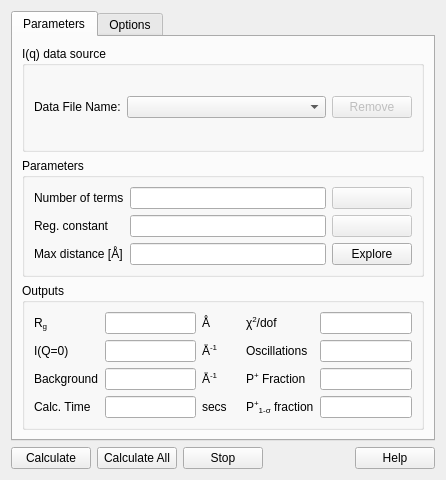
First picture: the form in src/sas/qtgui/Perspectives/Inversion/UI/TabbedInversionUI.ui, repository SasView/sasview, before the edit.
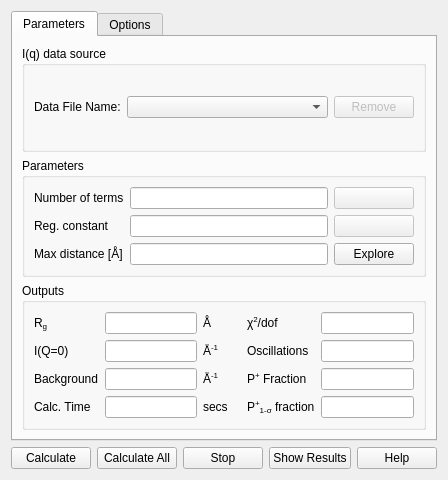
Second picture: the form after the edit.

Commit message:
Tab and Batch mode for Pr is now functional.
However, im still getting errors with displayChange and setCurrentData even though the calculations and outputs are successful.

The edit to the form file:
```diff
--- a/src/sas/qtgui/Perspectives/Inversion/UI/TabbedInversionUI.ui
+++ b/src/sas/qtgui/Perspectives/Inversion/UI/TabbedInversionUI.ui
@@ -774,6 +774,13 @@
        </property>
       </widget>
      </item>
+     <item>
+      <widget class="QPushButton" name="showResultsButton">
+       <property name="text">
+        <string>Show Results</string>
+       </property>
+      </widget>
+     </item>
      <item>
       <spacer name="horizontalSpacer">
        <property name="orientation">
```
The commit also changes 2 other files.
